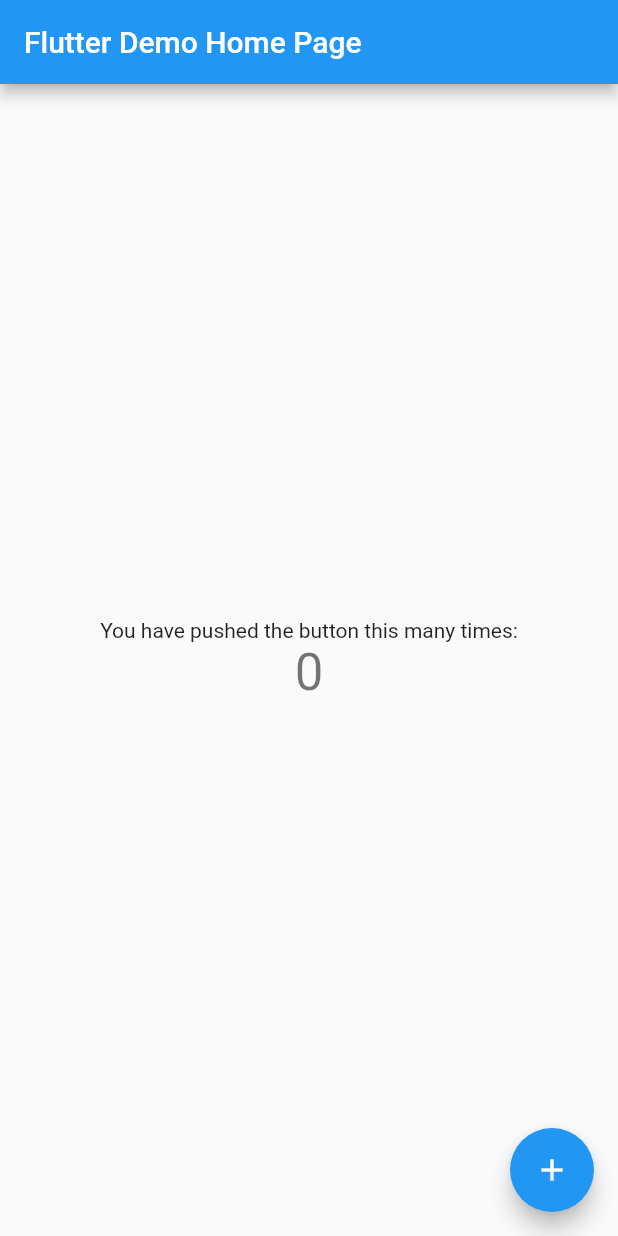
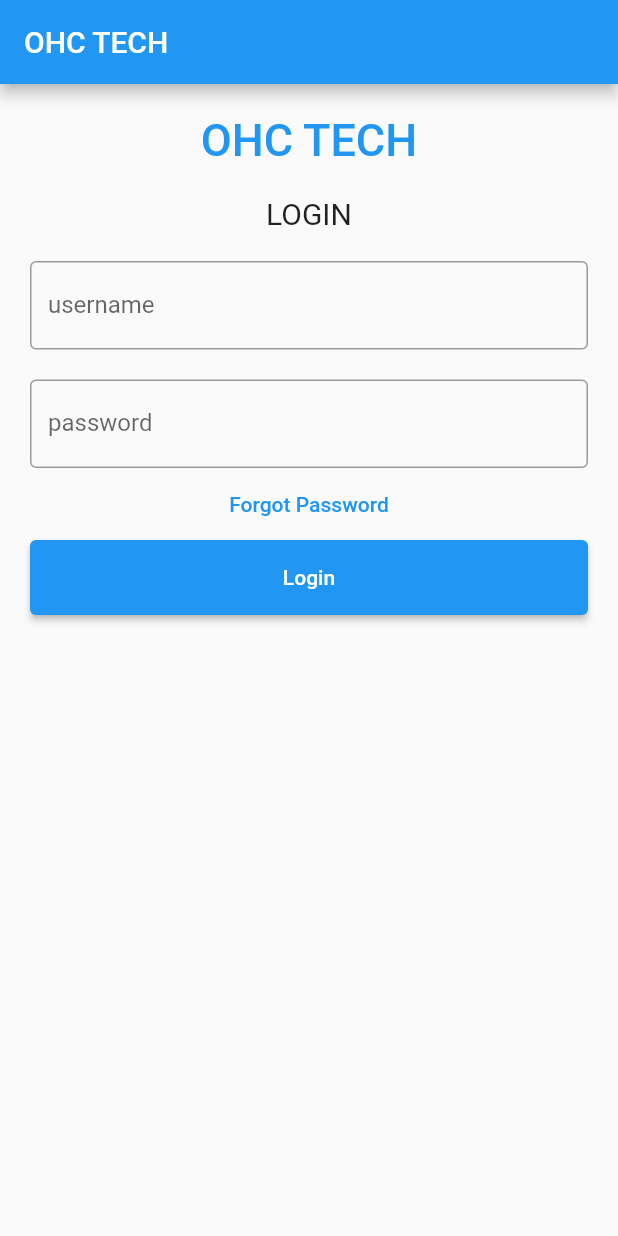
Before and after one commit to ujjwal2118/ohctech, a Flutter app: the screen it shows after launch, on a phone screen of 412 x 824 dp. Run offline on Flutter 3.47's test engine with Material 2 defaults, Android fonts, the phone set to English and light mode, and no system bars.

Commit message:
Main file

```diff
--- a/lib/main.dart
+++ b/lib/main.dart
@@ -1,115 +1,118 @@
 import 'package:flutter/material.dart';
+import 'package:http/http.dart' as http;
+import 'dart:convert';
 
-void main() {
-  runApp(const MyApp());
-}
+void main() => runApp(const MyApp());
 
 class MyApp extends StatelessWidget {
-  const MyApp({super.key});
+  const MyApp({Key? key}) : super(key: key);
 
-  // This widget is the root of your application.
+  static const String _title = 'OHC TECH';
+
   @override
   Widget build(BuildContext context) {
     return MaterialApp(
-      title: 'Flutter Demo',
-      theme: ThemeData(
-        // This is the theme of your application.
-        //
-        // Try running your application with "flutter run". You'll see the
-        // application has a blue toolbar. Then, without quitting the app, try
-        // changing the primarySwatch below to Colors.green and then invoke
-        // "hot reload" (press "r" in the console where you ran "flutter run",
-        // or simply save your changes to "hot reload" in a Flutter IDE).
-        // Notice that the counter didn't reset back to zero; the application
-        // is not restarted.
-        primarySwatch: Colors.blue,
+      title: _title,
+      home: Scaffold(
+        appBar: AppBar(title: const Text(_title)),
+        body: const MyStatefulWidget(),
       ),
-      home: const MyHomePage(title: 'Flutter Demo Home Page'),
     );
   }
 }
 
-class MyHomePage extends StatefulWidget {
-  const MyHomePage({super.key, required this.title});
-
-  // This widget is the home page of your application. It is stateful, meaning
-  // that it has a State object (defined below) that contains fields that affect
-  // how it looks.
-
-  // This class is the configuration for the state. It holds the values (in this
-  // case the title) provided by the parent (in this case the App widget) and
-  // used by the build method of the State. Fields in a Widget subclass are
-  // always marked "final".
-
-  final String title;
+class MyStatefulWidget extends StatefulWidget {
+  const MyStatefulWidget({Key? key}) : super(key: key);
 
   @override
-  State<MyHomePage> createState() => _MyHomePageState();
+  State<MyStatefulWidget> createState() => _MyStatefulWidgetState();
 }
 
-class _MyHomePageState extends State<MyHomePage> {
-  int _counter = 0;
+class _MyStatefulWidgetState extends State<MyStatefulWidget> {
+  TextEditingController username = TextEditingController();
+  TextEditingController password = TextEditingController();
 
-  void _incrementCounter() {
-    setState(() {
-      // This call to setState tells the Flutter framework that something has
-      // changed in this State, which causes it to rerun the build method below
-      // so that the display can reflect the updated values. If we changed
-      // _counter without calling setState(), then the build method would not be
-      // called again, and so nothing would appear to happen.
-      _counter++;
+  Future<dynamic> login() async {
+    if (username.text == "" || password.text == "") {
+      return "enter";
+    }
+
+    var url = 'http://192.168.84.229:80/login/login.php';
+    http.Response response = await http.post(Uri.parse(url), body: {
+      "username": username.text,
+      "password": password.text,
     });
+    return "Ujjwal";
+    var map;
+    map = jsonDecode(response.body);
+    if (map == "success") {
+      return "Ujjwal";
+    }
   }
 
   @override
   Widget build(BuildContext context) {
-    // This method is rerun every time setState is called, for instance as done
-    // by the _incrementCounter method above.
-    //
-    // The Flutter framework has been optimized to make rerunning build methods
-    // fast, so that you can just rebuild anything that needs updating rather
-    // than having to individually change instances of widgets.
-    return Scaffold(
-      appBar: AppBar(
-        // Here we take the value from the MyHomePage object that was created by
-        // the App.build method, and use it to set our appbar title.
-        title: Text(widget.title),
-      ),
-      body: Center(
-        // Center is a layout widget. It takes a single child and positions it
-        // in the middle of the parent.
-        child: Column(
-          // Column is also a layout widget. It takes a list of children and
-          // arranges them vertically. By default, it sizes itself to fit its
-          // children horizontally, and tries to be as tall as its parent.
-          //
-          // Invoke "debug painting" (press "p" in the console, choose the
-          // "Toggle Debug Paint" action from the Flutter Inspector in Android
-          // Studio, or the "Toggle Debug Paint" command in Visual Studio Code)
-          // to see the wireframe for each widget.
-          //
-          // Column has various properties to control how it sizes itself and
-          // how it positions its children. Here we use mainAxisAlignment to
-          // center the children vertically; the main axis here is the vertical
-          // axis because Columns are vertical (the cross axis would be
-          // horizontal).
-          mainAxisAlignment: MainAxisAlignment.center,
+    return Padding(
+        padding: const EdgeInsets.all(10),
+        child: ListView(
           children: <Widget>[
-            const Text(
-              'You have pushed the button this many times:',
+            Container(
+                alignment: Alignment.center,
+                padding: const EdgeInsets.all(10),
+                child: const Text(
+                  'OHC TECH',
+                  style: TextStyle(
+                      color: Colors.blue,
+                      fontWeight: FontWeight.w500,
+                      fontSize: 30),
+                )),
+            Container(
+                alignment: Alignment.center,
+                padding: const EdgeInsets.all(10),
+                child: const Text(
+                  'LOGIN',
+                  style: TextStyle(fontSize: 20),
+                )),
+            Container(
+              padding: const EdgeInsets.all(10),
+              child: TextField(
+                controller: username,
+                decoration: const InputDecoration(
+                  border: OutlineInputBorder(),
+                  labelText: 'username',
+                ),
+              ),
             ),
-            Text(
-              '$_counter',
-              style: Theme.of(context).textTheme.headline4,
+            Container(
+              padding: const EdgeInsets.fromLTRB(10, 10, 10, 0),
+              child: TextField(
+                obscureText: true,
+                controller: password,
+                decoration: const InputDecoration(
+                  border: OutlineInputBorder(),
+                  labelText: 'password',
+                ),
+              ),
+            ),
+            TextButton(
+              onPressed: () {
+                //forgot password screen
+              },
+              child: const Text(
+                'Forgot Password',
+              ),
+            ),
+            Container(
+              height: 50,
+              padding: const EdgeInsets.fromLTRB(10, 0, 10, 0),
+              child: ElevatedButton(
+                child: const Text('Login'),
+                onPressed: () {
+                  print(login());
+                },
+              ),
             ),
           ],
-        ),
-      ),
-      floatingActionButton: FloatingActionButton(
-        onPressed: _incrementCounter,
-        tooltip: 'Increment',
-        child: const Icon(Icons.add),
-      ), // This trailing comma makes auto-formatting nicer for build methods.
-    );
+        ));
   }
 }
```
